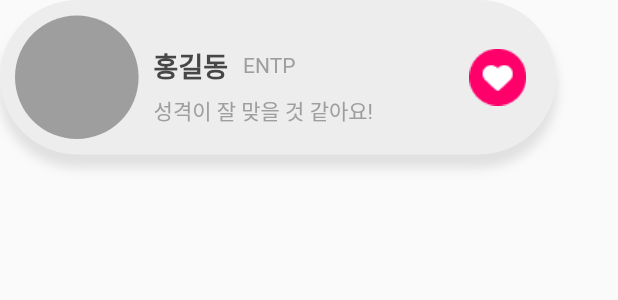
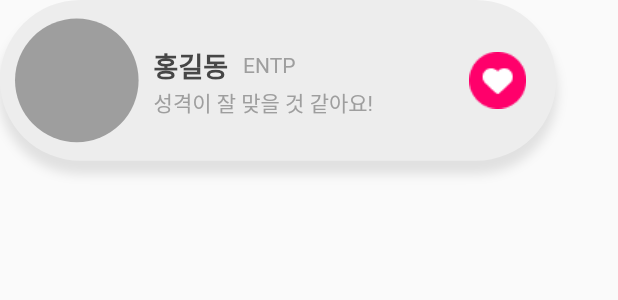
Before and after one commit to WantOscar/Dating_dw, a Flutter app: the MBTICard widget shown alone on an empty page, opened directly, on a phone screen of 412 x 824 dp. Shown: the top 300 px of the screen. Run offline on Flutter 3.47's test engine with Material 2 defaults, Android fonts, the phone set to English and light mode, and no system bars; our stand-ins replace carousel_slider; network calls fail.

Commit message:
프로필 수정 창 수정 중 라임 지렸고

```diff
--- a/lib/Widget/main/mbti_card.dart
+++ b/lib/Widget/main/mbti_card.dart
@@ -11,7 +11,7 @@ class MBTICard extends StatelessWidget {
       children: [
         Container(
           width: MediaQuery.of(context).size.width * 0.9,
-          height: MediaQuery.of(context).size.width * 0.25,
+          height: MediaQuery.of(context).size.width * 0.26,
           decoration: BoxDecoration(
             color: const Color(0xFFEDEDED),
             borderRadius: BorderRadius.circular(60),
@@ -64,7 +64,7 @@ class MBTICard extends StatelessWidget {
                           ],
                         ),
                         SizedBox(
-                          height: MediaQuery.of(context).size.height * 0.008,
+                          height: MediaQuery.of(context).size.height * 0.001,
                         ),
                         const Text(
                           '성격이 잘 맞을 것 같아요!',
--- a/lib/screen/profile_edit_screen.dart
+++ b/lib/screen/profile_edit_screen.dart
@@ -26,9 +26,7 @@ class ProfileEditScreen extends StatelessWidget {
       ),
       body: Column(
         children: [
-          Padding(
-            padding: const EdgeInsets.all(1.0),
-            child: Wrap(
+          Wrap(
             direction: Axis.horizontal,
             alignment: WrapAlignment.start,
             spacing: 1,
@@ -54,7 +52,6 @@ class ProfileEditScreen extends StatelessWidget {
               ),
             ],
           ),
-          ),
         ],
       ),
     );
```
Also changed, not shown: lib/screen/profile_screen.dart (+7 -8 lines), lib/style/text_styling.dart (+9 -0 lines). Lines whose indentation alone changed are shown as unchanged.
